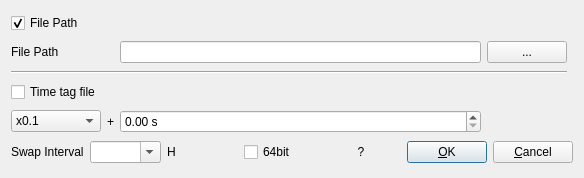
Old version of the form app/qtapp/appcmn_qt/fileoptdlg.ui in the repository lhuisman/myRTKLIB.
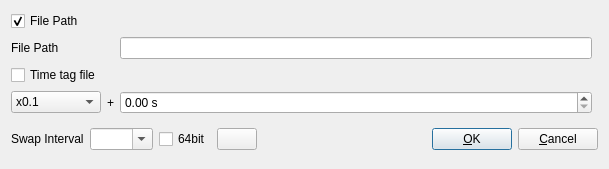
New version of the form. Icons and pictures are not drawn.

The edit to the form file:
```diff
--- a/app/qtapp/appcmn_qt/fileoptdlg.ui
+++ b/app/qtapp/appcmn_qt/fileoptdlg.ui
@@ -6,18 +6,42 @@
    <rect>
     <x>0</x>
     <y>0</y>
-    <width>584</width>
-    <height>178</height>
+    <width>609</width>
+    <height>169</height>
    </rect>
   </property>
   <property name="windowTitle">
    <string>File Options</string>
   </property>
-  <property name="toolTip">
-   <string/>
-  </property>
   <layout class="QGridLayout" name="gridLayout">
-   <item row="4" column="1">
+   <item row="2" column="1">
+    <widget class="QLabel" name="lbFilePath">
+     <property name="text">
+      <string>File Path</string>
+     </property>
+    </widget>
+   </item>
+   <item row="4" column="3">
+    <widget class="QDoubleSpinBox" name="sBTimeStart">
+     <property name="toolTip">
+      <string>Start time</string>
+     </property>
+     <property name="suffix">
+      <string> s</string>
+     </property>
+     <property name="maximum">
+      <double>10000.000000000000000</double>
+     </property>
+    </widget>
+   </item>
+   <item row="2" column="3">
+    <widget class="QLineEdit" name="lEFilePath">
+     <property name="toolTip">
+      <string>File path</string>
+     </property>
+    </widget>
+   </item>
+   <item row="3" column="1">
     <widget class="QCheckBox" name="cBTimeTag">
      <property name="toolTip">
       <string>Generate time tag file</string>
@@ -27,30 +51,7 @@
      </property>
     </widget>
    </item>
-   <item row="2" column="1">
-    <widget class="QLabel" name="lbFilePath">
-     <property name="toolTip">
-      <string/>
-     </property>
-     <property name="text">
-      <string>File Path</string>
-     </property>
-    </widget>
-   </item>
-   <item row="1" column="1">
-    <widget class="QCheckBox" name="cBPathEnable">
-     <property name="toolTip">
-      <string>Specify file path</string>
-     </property>
-     <property name="text">
-      <string>File Path</string>
-     </property>
-     <property name="checked">
-      <bool>true</bool>
-     </property>
-    </widget>
-   </item>
-   <item row="5" column="1">
+   <item row="4" column="1">
     <widget class="QComboBox" name="cBTimeSpeed">
      <property name="toolTip">
       <string>File read speed</string>
@@ -92,50 +93,28 @@
      </item>
     </widget>
    </item>
-   <item row="5" column="2">
+   <item row="4" column="2">
     <widget class="QLabel" name="lbPlus">
-     <property name="sizePolicy">
-      <sizepolicy hsizetype="Fixed" vsizetype="Preferred">
-       <horstretch>0</horstretch>
-       <verstretch>0</verstretch>
-      </sizepolicy>
-     </property>
      <property name="text">
       <string>+</string>
      </property>
     </widget>
    </item>
-   <item row="5" column="3">
-    <widget class="QDoubleSpinBox" name="sBTimeStart">
+   <item row="1" column="1">
+    <widget class="QCheckBox" name="cBPathEnable">
      <property name="toolTip">
-      <string>Start time</string>
-     </property>
-     <property name="suffix">
-      <string> s</string>
-     </property>
-     <property name="maximum">
-      <double>10000.000000000000000</double>
-     </property>
-    </widget>
-   </item>
-   <item row="2" column="3">
-    <widget class="QLineEdit" name="lEFilePath">
-     <property name="toolTip">
-      <string>File path</string>
+      <string>Specify file path</string>
      </property>
      <property name="text">
-      <string/>
+      <string>File Path</string>
+     </property>
+     <property name="checked">
+      <bool>true</bool>
      </property>
     </widget>
    </item>
-   <item row="8" column="1" colspan="5">
+   <item row="7" column="1" colspan="4">
     <widget class="QWidget" name="widget" native="true">
-     <property name="sizePolicy">
-      <sizepolicy hsizetype="Preferred" vsizetype="Maximum">
-       <horstretch>0</horstretch>
-       <verstretch>0</verstretch>
-      </sizepolicy>
-     </property>
      <layout class="QHBoxLayout" name="horizontalLayout">
       <property name="leftMargin">
        <number>0</number>
@@ -161,9 +140,6 @@
       </item>
       <item>
        <widget class="QComboBox" name="cBSwapInterval">
-        <property name="enabled">
-         <bool>true</bool>
-        </property>
         <property name="toolTip">
          <string>Swap file periodically. User placeholder keyword to avoid overwriting (see ?-button).</string>
         </property>
@@ -177,60 +153,50 @@
         </item>
         <item>
          <property name="text">
-          <string>0.25</string>
+          <string>0.25 h</string>
          </property>
         </item>
         <item>
          <property name="text">
-          <string>0.5</string>
+          <string>0.5 h</string>
          </property>
         </item>
         <item>
          <property name="text">
-          <string>1</string>
+          <string>1 h</string>
          </property>
         </item>
         <item>
          <property name="text">
-          <string>2</string>
+          <string>2 h</string>
          </property>
         </item>
         <item>
          <property name="text">
-          <string>3</string>
+          <string>3 h</string>
          </property>
         </item>
         <item>
          <property name="text">
-          <string>6</string>
+          <string>6 h</string>
          </property>
         </item>
         <item>
          <property name="text">
-          <string>12</string>
+          <string>12 h</string>
          </property>
         </item>
         <item>
          <property name="text">
-          <string>24</string>
+          <string>24 h</string>
          </property>
         </item>
        </widget>
       </item>
-      <item>
-       <widget class="QLabel" name="lbH">
-        <property name="toolTip">
-         <string/>
-        </property>
-        <property name="text">
-         <string>H</string>
-        </property>
-       </widget>
-      </item>
       <item>
        <widget class="QCheckBox" name="cB64Bit">
         <property name="toolTip">
-         <string>Format for time tag file</string>
+         <string>64 bit format for time tag file</string>
         </property>
         <property name="text">
          <string>64bit</string>
@@ -239,17 +205,37 @@
       </item>
       <item>
        <widget class="QPushButton" name="btnKey">
+        <property name="sizePolicy">
+         <sizepolicy hsizetype="Fixed" vsizetype="Fixed">
+          <horstretch>0</horstretch>
+          <verstretch>0</verstretch>
+         </sizepolicy>
+        </property>
         <property name="toolTip">
-         <string>Show placeholder tags</string>
+         <string>Show placeholder keys</string>
         </property>
         <property name="text">
-         <string>?</string>
+         <string/>
         </property>
-        <property name="flat">
-         <bool>true</bool>
+        <property name="icon">
+         <iconset resource="../icon/resources.qrc">
+          <normaloff>:/buttons/key</normaloff>:/buttons/key</iconset>
         </property>
        </widget>
       </item>
+      <item>
+       <spacer name="horizontalSpacer">
+        <property name="orientation">
+         <enum>Qt::Horizontal</enum>
+        </property>
+        <property name="sizeHint" stdset="0">
+         <size>
+          <width>40</width>
+          <height>20</height>
+         </size>
+        </property>
+       </spacer>
+      </item>
       <item>
        <widget class="QPushButton" name="btnOk">
         <property name="toolTip">
@@ -279,29 +265,6 @@
      </layout>
     </widget>
    </item>
-   <item row="2" column="4">
-    <widget class="QPushButton" name="btnFilePath">
-     <property name="sizePolicy">
-      <sizepolicy hsizetype="Fixed" vsizetype="Fixed">
-       <horstretch>0</horstretch>
-       <verstretch>0</verstretch>
-      </sizepolicy>
-     </property>
-     <property name="toolTip">
-      <string>Select file</string>
-     </property>
-     <property name="text">
-      <string>...</string>
-     </property>
-    </widget>
-   </item>
-   <item row="3" column="1" colspan="4">
-    <widget class="Line" name="line">
-     <property name="orientation">
-      <enum>Qt::Horizontal</enum>
-     </property>
-    </widget>
-   </item>
   </layout>
  </widget>
  <tabstops>
```
Left out of the diff: 4 changed lines with no effect on the pictures.
